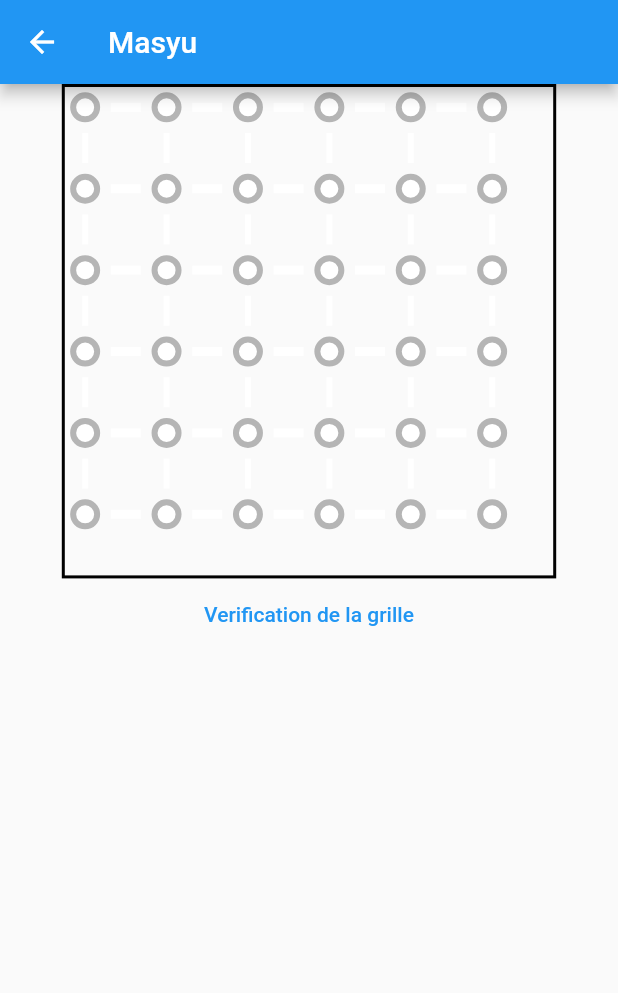
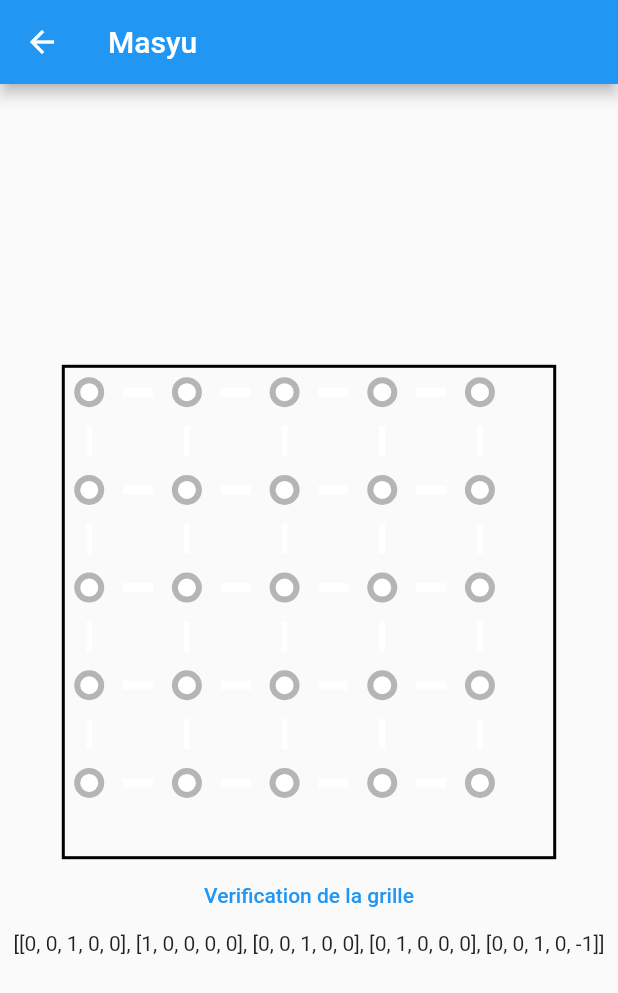
Before and after one commit to Guillaume-Linez/ProjetMobileFISA3, a Flutter app: the screen it shows after launch, after a tap on "start", on a phone screen of 412 x 824 dp. Shown: the top 993 px of the screen. Run offline on Flutter 3.47's test engine with Material 2 defaults, Android fonts, the phone set to English and light mode, and no system bars; project files that could hold a hidden picture were left out.

Commit message:
json chiant

```diff
--- a/lib/globals.dart
+++ b/lib/globals.dart
@@ -1 +1,19 @@
+import 'dart:convert';
+import 'dart:io';
+
+import 'package:flutter/services.dart';
+
 List<List<Map<String, int>>> matrice = [];
+
+int selectedButtonIndex = 0;
+
+int getSelectedValue(){
+  return selectedButtonIndex+5;
+}
+
+Future<String> readJson() async {
+  String jsonString = await rootBundle.loadString('assets/res/grille.json');
+  return jsonString;
+}
+
+// Map<String, dynamic> jsonData = await readJson();
--- a/lib/grille_du_jeu.dart
+++ b/lib/grille_du_jeu.dart
@@ -4,8 +4,20 @@ import 'shape_custom.dart';
 import 'dart:math';
 import 'globals.dart' as globals;
 
-int taille = 6;
-// List<List<int>> matrice = List.empty();
+import 'dart:convert';
+import 'dart:io';
+
+// String createOrderMessage() {
+//   var order = fetchUserOrder();
+//   return 'Your order is: $order';
+// }
+
+// Future<String> fetchUserOrder() =>
+//     // Imagine that this function is more complex and slow.
+//     Future.delayed(
+//       const Duration(seconds: 2),
+//       () => 'Large Latte',
+//     );
 
 class GrilleDuJeu extends StatefulWidget {
   @override
@@ -13,11 +25,16 @@ class GrilleDuJeu extends StatefulWidget {
 }
 
 class _GrilleDuJeuState extends State<GrilleDuJeu> {
-  // globals.matrice = List.generate(taille, (_) => List.generate(taille, (_) => 0));
+
+  final Future<String> _jsonData = globals.readJson();
+
   int randomInt = Random().nextInt(3);
 
   @override
   Widget build(BuildContext context) {
+    int taille = globals.getSelectedValue();
+    String dificulty = "moyen";
+    print(taille);
     List<List<Map<String, int>>> tableau = List.generate(
       taille,
       (_) => List.generate(
@@ -43,8 +60,12 @@ class _GrilleDuJeuState extends State<GrilleDuJeu> {
         title: const Text('Masyu'),
       ),
       body: Center(
-        child:Column(
-          children: [Container(
+        child: FutureBuilder<String>(
+        future: _jsonData, // a previously-obtained Future<String> or null
+        builder: (BuildContext context, AsyncSnapshot<String> snapshot) {
+          List<Widget> children;
+          if (snapshot.hasData) {
+            children = [Container(
             height: MediaQuery.of(context).size.width*0.8,
             width: MediaQuery.of(context).size.width*0.8,
             decoration: BoxDecoration(
@@ -64,7 +85,7 @@ class _GrilleDuJeuState extends State<GrilleDuJeu> {
                           Row(
                               mainAxisAlignment: MainAxisAlignment.center,
                               children: (j/2 == (j/2).floor()) ? [
-                                Pion(height: 20, width: 20, type: 1, x: i, y: (j/2).floor()),
+                                Pion(height: 20, width: 20, type: 1, x: i, y: (j/2).floor(), jsonString: snapshot.data.toString()),
                               ] : [
                                 Barre(height: 30, width: 20, type: 1, x: i, y: j, taille: taille,),
                               ]),
@@ -87,14 +108,106 @@ class _GrilleDuJeuState extends State<GrilleDuJeu> {
           TextButton(
             onPressed: VerifGrille,
             child: const Text('Verification de la grille'),
-          )],
-        ),
+          ),
+          Text(getGoodGrid(taille, dificulty, snapshot.data.toString()).toString())
+          ];
+          } else if (snapshot.hasError) {
+            children = <Widget>[
+              const Icon(
+                Icons.error_outline,
+                color: Colors.red,
+                size: 60,
+              ),
+              Padding(
+                padding: const EdgeInsets.only(top: 16),
+                child: Text('Error: ${snapshot.error}'),
+              ),
+            ];
+          } else {
+            children = const <Widget>[
+              SizedBox(
+                width: 60,
+                height: 60,
+                child: CircularProgressIndicator(),
+              ),
+              Padding(
+                padding: EdgeInsets.only(top: 16),
+                child: Text('Awaiting result...'),
+              ),
+            ];
+          }
+          return Center(
+            child: Column(
+              mainAxisAlignment: MainAxisAlignment.center,
+              children: children,
+            ),
+          );
+        },
+      ),
+        // Column(
+        //   children: [Container(
+        //     height: MediaQuery.of(context).size.width*0.8,
+        //     width: MediaQuery.of(context).size.width*0.8,
+        //     decoration: BoxDecoration(
+        //       border: Border.all(
+        //         color: Colors.black,
+        //         width: 2,
+        //       ),
+        //     ),
+        //     child: Column(
+        //       children: [
+        //         for (int i=0; i<taille*2; i++)
+        //           Expanded(
+        //             child: Row(
+        //               children: (i/2 == (i/2).floor()) ? [
+        //                 for (int j=0; j<taille*2; j++)
+        //                   Expanded(child:
+        //                   Row(
+        //                       mainAxisAlignment: MainAxisAlignment.center,
+        //                       children: (j/2 == (j/2).floor()) ? [
+        //                         Pion(height: 20, width: 20, type: 1, x: i, y: (j/2).floor()),
+        //                       ] : [
+        //                         Barre(height: 30, width: 20, type: 1, x: i, y: j, taille: taille,),
+        //                       ]),
+        //                   ),
+        //               ] : [
+        //                 for (int j=0; j<taille*2; j++)
+        //                   Expanded(child:
+        //                   Row(
+        //                       mainAxisAlignment: MainAxisAlignment.center,
+        //                       children: [
+        //                         Barre(height: 20, width: 20, type: 1, x: i, y: j, taille: taille,),
+        //                       ]),
+        //                   ),
+        //               ],
+        //             ),
+        //           )
+        //       ],
+        //     ),
+        //   ),
+        //   TextButton(
+        //     onPressed: VerifGrille,
+        //     child: const Text('Verification de la grille'),
+        //   )],
+        // ),
       )
     );
   }
 
   void VerifGrille(){
-    print(globals.matrice);
+    debugPrint(globals.matrice.toString(), wrapWidth: 1024);
+  }
+
+  List getGoodGrid(int taille, String dificulty, String jsonString){
+    List<dynamic> jsonData = jsonDecode(jsonString);
+    for(int i=0; i<jsonData.length; i++){
+      if(jsonData[i]['taille'] == taille){
+        if(jsonData[i]["difficulte"] == dificulty){
+          return jsonData[i]['liste'];
+        }
+      }
+    }
+    return[];
   }
 
 }
--- a/lib/main.dart
+++ b/lib/main.dart
@@ -2,6 +2,7 @@ import 'package:flutter/material.dart';
 import 'package:masyu/regles_de_jeu.dart';
 import 'afficher_classement.dart';
 import 'grille_du_jeu.dart';
+import 'globals.dart' as globals;
 
 void main() {
   runApp(const MyApp());
@@ -26,8 +27,6 @@ class MyHomePage extends StatefulWidget {
 }
 
 class _MyHomePageState extends State<MyHomePage> {
-
-  int _selectedButtonIndex = 0;
 
   @override
   Widget build(BuildContext context) {
@@ -159,12 +158,12 @@ class _MyHomePageState extends State<MyHomePage> {
               children: [
                 ElevatedButton(
                   style: ElevatedButton.styleFrom(
-                    primary: _selectedButtonIndex == 0 ? Colors.black : Colors.white,
-                    onPrimary: _selectedButtonIndex == 0 ? Colors.white : Colors.black,
+                    primary: globals.selectedButtonIndex == 0 ? Colors.black : Colors.white,
+                    onPrimary: globals.selectedButtonIndex == 0 ? Colors.white : Colors.black,
                   ),
                   onPressed: () {
                     setState(() {
-                      _selectedButtonIndex = 0;
+                      globals.selectedButtonIndex = 0;
                     });
                   },
                   child: const Text(
@@ -176,12 +175,12 @@ class _MyHomePageState extends State<MyHomePage> {
                 ),
                 ElevatedButton(
                   style: ElevatedButton.styleFrom(
-                    primary: _selectedButtonIndex == 1 ? Colors.black : Colors.white,
-                    onPrimary: _selectedButtonIndex == 1 ? Colors.white : Colors.black,
+                    primary: globals.selectedButtonIndex == 1 ? Colors.black : Colors.white,
+                    onPrimary: globals.selectedButtonIndex == 1 ? Colors.white : Colors.black,
                   ),
                   onPressed: () {
                     setState(() {
-                      _selectedButtonIndex = 1;
+                      globals.selectedButtonIndex = 1;
                     });
                   },
                   child: const Text(
@@ -192,12 +191,12 @@ class _MyHomePageState extends State<MyHomePage> {
                 ),
                 ElevatedButton(
                   style: ElevatedButton.styleFrom(
-                    primary: _selectedButtonIndex == 2 ? Colors.black : Colors.white,
-                    onPrimary: _selectedButtonIndex == 2 ? Colors.white : Colors.black,
+                    primary: globals.selectedButtonIndex == 2 ? Colors.black : Colors.white,
+                    onPrimary: globals.selectedButtonIndex == 2 ? Colors.white : Colors.black,
                   ),
                   onPressed: () {
                     setState(() {
-                      _selectedButtonIndex = 2;
+                      globals.selectedButtonIndex = 2;
                     });
                   },
                   child: const Text(
@@ -208,12 +207,12 @@ class _MyHomePageState extends State<MyHomePage> {
                 ),
                 ElevatedButton(
                   style: ElevatedButton.styleFrom(
-                    primary: _selectedButtonIndex == 3 ? Colors.black : Colors.white,
-                    onPrimary: _selectedButtonIndex == 3 ? Colors.white : Colors.black,
+                    primary: globals.selectedButtonIndex == 3 ? Colors.black : Colors.white,
+                    onPrimary: globals.selectedButtonIndex == 3 ? Colors.white : Colors.black,
                   ),
                   onPressed: () {
                     setState(() {
-                      _selectedButtonIndex = 3;
+                      globals.selectedButtonIndex = 3;
                     });
                   },
                   child: const Text(
@@ -224,12 +223,12 @@ class _MyHomePageState extends State<MyHomePage> {
                 ),
                 ElevatedButton(
                   style: ElevatedButton.styleFrom(
-                    primary: _selectedButtonIndex == 4 ? Colors.black : Colors.white,
-                    onPrimary: _selectedButtonIndex == 4 ? Colors.white : Colors.black,
+                    primary: globals.selectedButtonIndex == 4 ? Colors.black : Colors.white,
+                    onPrimary: globals.selectedButtonIndex == 4 ? Colors.white : Colors.black,
                   ),
                   onPressed: () {
                     setState(() {
-                      _selectedButtonIndex = 4;
+                      globals.selectedButtonIndex = 4;
                     });
                   },
                   child: const Text(
--- a/lib/shape_custom.dart
+++ b/lib/shape_custom.dart
@@ -1,3 +1,5 @@
+import 'dart:convert';
+
 import 'package:flutter/material.dart';
 import 'dart:math';
 import 'globals.dart' as globals;
@@ -8,15 +10,18 @@ class Pion extends StatelessWidget {
   final int type;
   final int x;//donne les coordonnées pour insérer les lignes
   final int y;//donne les coordonnées pour insérer les lignes
+  final String jsonString;
 
-  Pion({this.width = 100, this.height = 100, required this.type, this.x = 0, this.y = 0});
+  Pion({this.width = 100, this.height = 100, required this.type, this.x = 0, this.y = 0, this.jsonString=""});
 
   @override
   Widget build(BuildContext context) {
     Color customColor;
     Color customColorBorder;
     int typetmp = Random().nextInt(3);
-    print("("+(x/2).floor().toString()+", "+y.toString()+"), type = "+typetmp.toString());
+    //print("("+(x/2).floor().toString()+", "+y.toString()+"), type = "+typetmp.toString());
+    print(jsonDecode(jsonString)[0]['liste']);
+
     globals.matrice[(x/2).floor()][y]["typePion"] = typetmp;
     if(typetmp == 2){
       customColor = const Color.fromARGB(255, 0, 0, 0);
--- a/pubspec.yaml
+++ b/pubspec.yaml
@@ -61,6 +61,7 @@ flutter:
   # To add assets to your application, add an assets section, like this:
   assets:
     - assets/res/classement.json
+    - assets/res/grille.json
 
 
   # An image asset can refer to one or more resolution-specific "variants", see
```
Also changed, not shown: lib/barre.dart (+15 -0 lines).
